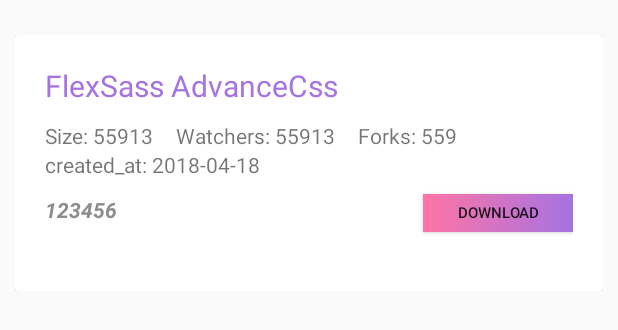
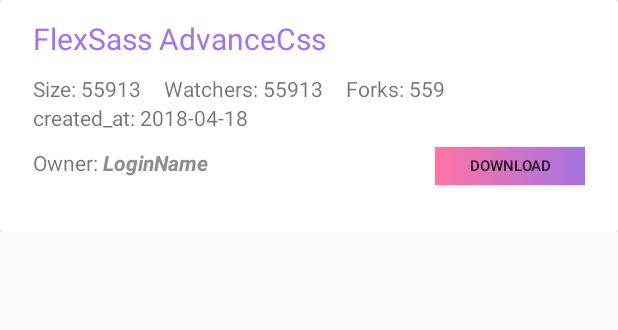
Before and after one commit to dipenparmar12/GitRepoDownloader, an Android app: the layout repos_list.xml on its own in the app's theme, with its tools: preview values and no code run, on a phone screen of 412 x 824 dp. Shown: the top 330 px of the screen. Run offline under Robolectric (Android 15) with nearby library versions, the phone set to English and light mode, and no system bars.

Commit message:
Some Minner UI changes in Repo List RecyclerList View

```diff
--- a/app/src/main/java/com/mscit/gitgubusers/AdapterGitRepoDetail.java
+++ b/app/src/main/java/com/mscit/gitgubusers/AdapterGitRepoDetail.java
@@ -49,6 +49,7 @@ public class AdapterGitRepoDetail extends RecyclerView.Adapter<AdapterGitRepoDet
         viewHolder.textView_Id.setText("Id: "+gitUserDetails.get(i).getId());
         viewHolder.textView_Name.setText(gitUserDetails.get(i).getName());
         viewHolder.textView_Full_name.setText(gitUserDetails.get(i).getFull_name());
+        viewHolder.textView_login_value.setText(gitUserDetails.get(i).getOwnerJson().getLogin());
         viewHolder.textView_Html_url.setText(gitUserDetails.get(i).getHtml_url());
         viewHolder.textView_Description.setText(gitUserDetails.get(i).getDescription());
         viewHolder.textView_Url.setText(gitUserDetails.get(i).getUrl());
@@ -98,7 +99,7 @@ public class AdapterGitRepoDetail extends RecyclerView.Adapter<AdapterGitRepoDet
                 textView_Url,textView_Languages_url,textView_Contributors_url,textView_Created_at,
                 textView_Updated_at,textView_Git_url,textView_Clone_url,textView_Svn_url,textView_Homepage,
                 textView_Size,textView_Watchers_count,textView_Forks_count,textView_Archived,textView_Forks,
-                textView_Watchers,textView_Default_branch;
+                textView_Watchers,textView_Default_branch,textView_login_value;
 
         // onClick Event on Recycler View
         ArrayList<GitRepoDetailJson> gitRepoDetailJsons = new ArrayList<GitRepoDetailJson>();
@@ -121,6 +122,7 @@ public class AdapterGitRepoDetail extends RecyclerView.Adapter<AdapterGitRepoDet
 
             textView_Id = (TextView) itemView.<View>findViewById(R.id.textView_Id);
             textView_Name = (TextView) itemView.<View>findViewById(R.id.textView_Name);
+            textView_login_value = (TextView) itemView.<View>findViewById(R.id.textView_login_value);
             textView_Full_name = (TextView) itemView.<View>findViewById(R.id.textView_Full_name);
             textView_Html_url = (TextView) itemView.<View>findViewById(R.id.textView_Html_url);
             textView_Description = (TextView) itemView.<View>findViewById(R.id.textView_Description);
--- a/app/src/main/res/layout/activity_home_page.xml
+++ b/app/src/main/res/layout/activity_home_page.xml
@@ -41,7 +41,7 @@
                 android:layout_below="@+id/textView_serach"
                 android:layout_weight="40"
                 android:maxLines="1"
-                android:text="FlexSassExample" />
+                android:text="FlexSass" />
 
             <!--nirajparmar68,dipenparmar12,Learn2Crack,ranparagaurav,laravel, -->
 
--- a/app/src/main/res/layout/git_user_profile_ui.xml
+++ b/app/src/main/res/layout/git_user_profile_ui.xml
@@ -162,7 +162,7 @@
                     android:layout_margin="10dp"
                     android:layout_weight="1"
                     android:background="@drawable/btn_gradient"
-                    android:text="Repogetiries"
+                    android:text="Show_Repos"
                     android:textColor="@color/white" />
 
             </LinearLayout>
--- a/app/src/main/res/layout/repos_list.xml
+++ b/app/src/main/res/layout/repos_list.xml
@@ -3,26 +3,26 @@
     xmlns:tools="http://schemas.android.com/tools"
     android:layout_width="match_parent"
     android:layout_height="wrap_content"
-    android:layout_marginTop="13dp"
     android:orientation="vertical"
-    android:padding="10dp">
+    android:paddingBottom="3dp">
 
     <android.support.v7.widget.CardView
         android:layout_width="match_parent"
         android:layout_height="wrap_content">
 
-
         <RelativeLayout
             android:layout_width="match_parent"
             android:layout_height="wrap_content"
             android:orientation="vertical"
-            android:padding="20dp">
+            android:layout_marginLeft="10dp"
+            android:layout_marginRight="10dp"
+            android:padding="12dp">
 
             <TextView
-                android:layout_below="@id/btn_download_repo"
                 android:id="@+id/textViewTemp_reposList"
                 android:layout_width="wrap_content"
-                android:layout_height="wrap_content" />
+                android:layout_height="wrap_content"
+                android:layout_below="@id/btn_download_repo" />
 
 
             <TextView
@@ -130,11 +130,9 @@
                 android:layout_width="wrap_content"
                 android:layout_height="wrap_content"
                 android:layout_alignBaseline="@id/btn_download_repo"
-                android:text="Owner:"
-                android:visibility="gone" />
+                android:text="Owner: " />
 
             <TextView
-                android:visibility="gone"
                 android:id="@+id/textView_login_value"
                 android:layout_width="wrap_content"
                 android:layout_height="wrap_content"
@@ -150,9 +148,11 @@
                 android:layout_width="wrap_content"
                 android:layout_height="wrap_content"
                 android:layout_alignBaseline="@id/btn_download_repo"
-                android:text="123456"
+                android:layout_toRightOf="@id/textView_login_value"
+                android:text=""
                 android:textColor="@color/gray_dark"
-                android:textStyle="italic|bold" />
+                android:textStyle="italic|bold"
+                android:visibility="gone" />
 
             <Button
                 android:id="@+id/btn_download_repo"
```
Also changed, not shown: app/src/main/java/com/mscit/gitgubusers/OwnerJson.java (+0 -72 lines).
